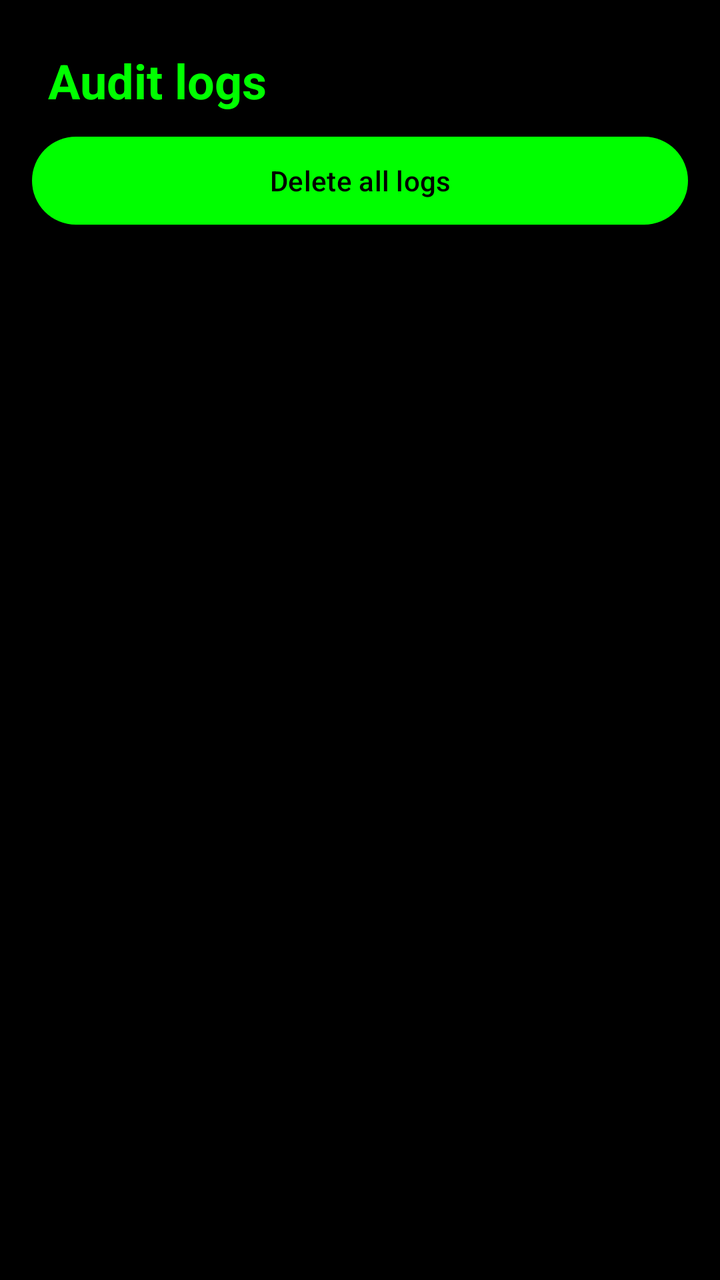
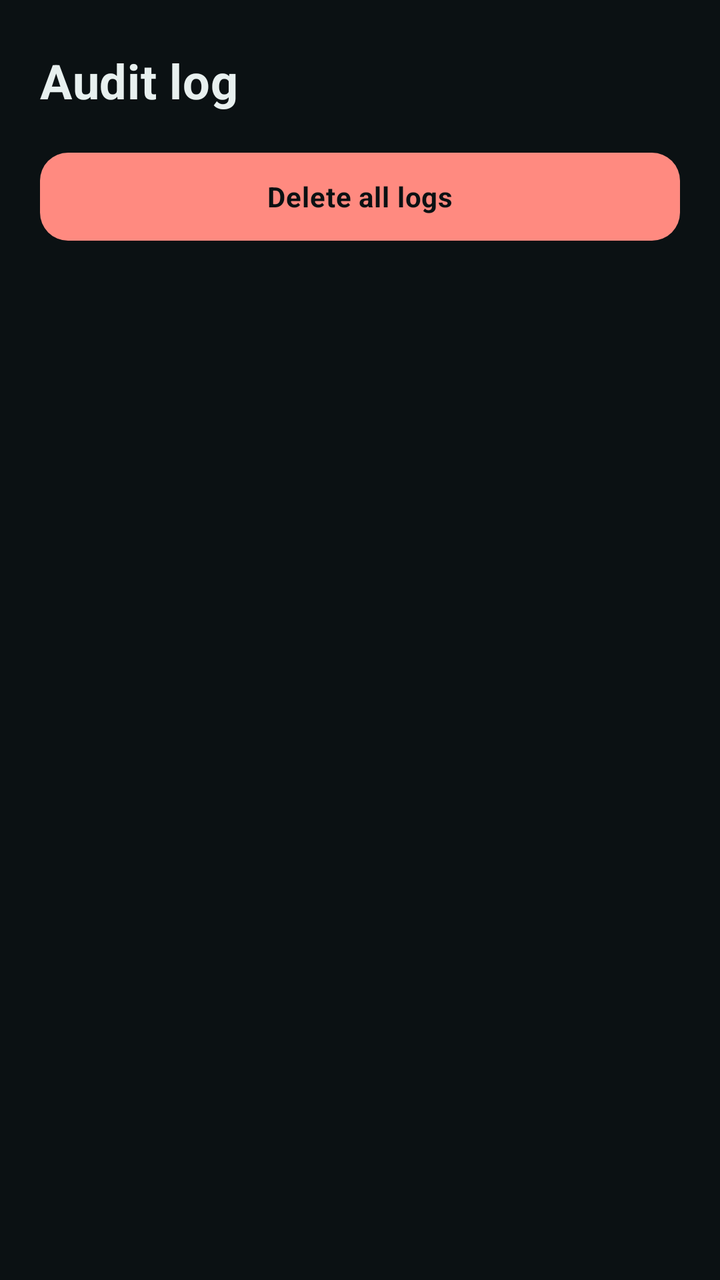

Screens rendered from an Android XML layout before and after an edit, with the pre-edit source and the edit as a unified diff.
<!-- AndroidManifest.xml: application theme Theme.Identica -->
<!-- res/layout/activity_audit_log.xml -->
<?xml version="1.0" encoding="utf-8"?>
<FrameLayout xmlns:android="http://schemas.android.com/apk/res/android"
    android:layout_width="match_parent"
    android:layout_height="match_parent"
    android:background="@color/matrix_black">

    <LinearLayout
        android:layout_width="match_parent"
        android:layout_height="match_parent"
        android:orientation="vertical"
        android:padding="16dp">

        <TextView
            android:layout_width="wrap_content"
            android:layout_height="wrap_content"
            android:layout_margin="8dp"
            android:text="Audit logs"
            android:textAppearance="@style/Identica.Title" />

        <com.google.android.material.button.MaterialButton
            android:id="@+id/deleteLogsButton"
            android:layout_width="match_parent"
            android:layout_height="52dp"
            android:text="Delete all logs" />

        <androidx.recyclerview.widget.RecyclerView
            android:id="@+id/auditRecycler"
            android:layout_width="match_parent"
            android:layout_height="0dp"
            android:layout_weight="1"
            android:clipToPadding="false" />
    </LinearLayout>

    <TextView
        android:id="@+id/emptyText"
        android:layout_width="wrap_content"
        android:layout_height="wrap_content"
        android:layout_gravity="center"
        android:text="NO EVENTS RECORDED"
        android:textAppearance="@style/Identica.Body"
        android:visibility="gone" />
</FrameLayout>
<!-- resources referenced by this layout -->
<resources>
  <color name="matrix_black">#000000</color>
  <style name="Identica.Body" parent="TextAppearance.Material3.BodyMedium">
          <item name="android:textColor">@color/text_secondary</item>
          <item name="android:fontFamily">monospace</item>
      </style>
  <style name="Identica.Title" parent="TextAppearance.Material3.HeadlineSmall">
          <item name="android:textColor">@color/neon_green</item>
          <item name="android:fontFamily">monospace</item>
          <item name="android:textStyle">bold</item>
      </style>
  <style name="Theme.Identica" parent="Theme.Material3.Dark.NoActionBar">
          <item name="colorPrimary">@color/neon_green</item>
          <item name="colorOnPrimary">@color/matrix_black</item>
          <item name="colorSecondary">@color/neon_cyan</item>
          <item name="colorOnSecondary">@color/matrix_black</item>
          <item name="colorSurface">@color/matrix_charcoal</item>
          <item name="colorOnSurface">@color/neon_green</item>
          <item name="colorOnSurfaceVariant">@color/text_secondary</item>
          <item name="colorError">@color/alert_red</item>
          <item name="android:colorBackground">@color/matrix_black</item>
          <item name="android:windowBackground">@color/matrix_black</item>
          <item name="android:textColorPrimary">@color/neon_green</item>
          <item name="android:textColorSecondary">@color/text_secondary</item>
          <item name="android:textColorHint">@color/text_secondary</item>
          <item name="android:statusBarColor">@color/matrix_black</item>
          <item name="android:navigationBarColor">@color/matrix_black</item>
      </style>
  <color name="text_secondary">#9CCC9C</color>
  <color name="neon_green">#00FF00</color>
  <color name="neon_cyan">#00FFFF</color>
  <color name="matrix_charcoal">#121212</color>
  <color name="alert_red">#FF3B3B</color>
</resources>

<!-- the commit's change to res/layout/activity_audit_log.xml (unified diff, before → after) -->
@@ -8,19 +8,23 @@
         android:layout_width="match_parent"
         android:layout_height="match_parent"
         android:orientation="vertical"
-        android:padding="16dp">
+        android:paddingHorizontal="20dp"
+        android:paddingTop="24dp"
+        android:paddingBottom="12dp">
 
         <TextView
             android:layout_width="wrap_content"
             android:layout_height="wrap_content"
-            android:layout_margin="8dp"
-            android:text="Audit logs"
+            android:layout_marginBottom="16dp"
+            android:text="Audit log"
             android:textAppearance="@style/Identica.Title" />
 
         <com.google.android.material.button.MaterialButton
             android:id="@+id/deleteLogsButton"
+            style="@style/Identica.Button.Danger"
             android:layout_width="match_parent"
             android:layout_height="52dp"
+            android:layout_marginBottom="12dp"
             android:text="Delete all logs" />
 
         <androidx.recyclerview.widget.RecyclerView
@@ -28,7 +32,8 @@
             android:layout_width="match_parent"
             android:layout_height="0dp"
             android:layout_weight="1"
-            android:clipToPadding="false" />
+            android:clipToPadding="false"
+            android:paddingBottom="8dp" />
     </LinearLayout>
 
     <TextView
<!-- resource entries referenced after the edit -->
@@ -1,14 +1,27 @@
 <!-- resources referenced by this layout -->
 <resources>
-  <color name="matrix_black">#000000</color>
+  <color name="matrix_black">#0B1113</color>
   <style name="Identica.Body" parent="TextAppearance.Material3.BodyMedium">
           <item name="android:textColor">@color/text_secondary</item>
-          <item name="android:fontFamily">monospace</item>
+          <item name="android:fontFamily">sans</item>
+          <item name="android:textSize">15sp</item>
+          <item name="android:lineSpacingExtra">3dp</item>
+      </style>
+  <style name="Identica.Button.Danger" parent="Widget.Material3.Button">
+          <item name="backgroundTint">@color/alert_red</item>
+          <item name="rippleColor">@color/matrix_charcoal_light</item>
+          <item name="cornerRadius">14dp</item>
+          <item name="android:textColor">@color/matrix_black</item>
+          <item name="android:letterSpacing">0.02</item>
+          <item name="android:fontFamily">sans</item>
+          <item name="android:textStyle">bold</item>
+          <item name="android:minHeight">52dp</item>
       </style>
   <style name="Identica.Title" parent="TextAppearance.Material3.HeadlineSmall">
-          <item name="android:textColor">@color/neon_green</item>
-          <item name="android:fontFamily">monospace</item>
+          <item name="android:textColor">@color/text_primary</item>
+          <item name="android:fontFamily">sans</item>
           <item name="android:textStyle">bold</item>
+          <item name="android:letterSpacing">0.01</item>
       </style>
   <style name="Theme.Identica" parent="Theme.Material3.Dark.NoActionBar">
           <item name="colorPrimary">@color/neon_green</item>
@@ -16,21 +29,26 @@
           <item name="colorSecondary">@color/neon_cyan</item>
           <item name="colorOnSecondary">@color/matrix_black</item>
           <item name="colorSurface">@color/matrix_charcoal</item>
-          <item name="colorOnSurface">@color/neon_green</item>
+          <item name="colorOnSurface">@color/text_primary</item>
           <item name="colorOnSurfaceVariant">@color/text_secondary</item>
+          <item name="colorSurfaceVariant">@color/matrix_charcoal_light</item>
           <item name="colorError">@color/alert_red</item>
           <item name="android:colorBackground">@color/matrix_black</item>
           <item name="android:windowBackground">@color/matrix_black</item>
-          <item name="android:textColorPrimary">@color/neon_green</item>
+          <item name="android:textColorPrimary">@color/text_primary</item>
           <item name="android:textColorSecondary">@color/text_secondary</item>
           <item name="android:textColorHint">@color/text_secondary</item>
+          <item name="android:windowLightStatusBar">false</item>
+          <item name="android:windowLightNavigationBar">false</item>
           <item name="android:statusBarColor">@color/matrix_black</item>
           <item name="android:navigationBarColor">@color/matrix_black</item>
       </style>
-  <color name="text_secondary">#9CCC9C</color>
-  <color name="neon_green">#00FF00</color>
-  <color name="neon_cyan">#00FFFF</color>
-  <color name="matrix_charcoal">#121212</color>
-  <color name="alert_red">#FF3B3B</color>
+  <color name="text_secondary">#A9BEC0</color>
+  <color name="neon_green">#65D6AE</color>
+  <color name="neon_cyan">#8BD8E1</color>
+  <color name="matrix_charcoal">#121E20</color>
+  <color name="alert_red">#FF8A80</color>
+  <color name="matrix_charcoal_light">#1D3032</color>
+  <color name="text_primary">#E8F0EF</color>
 </resources>
 
